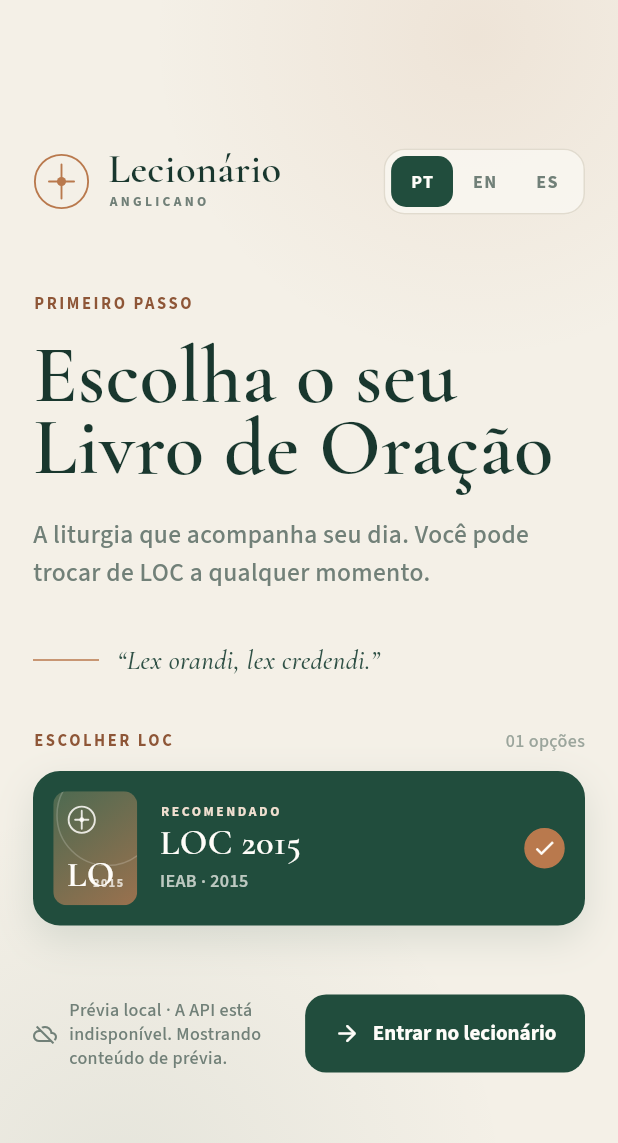
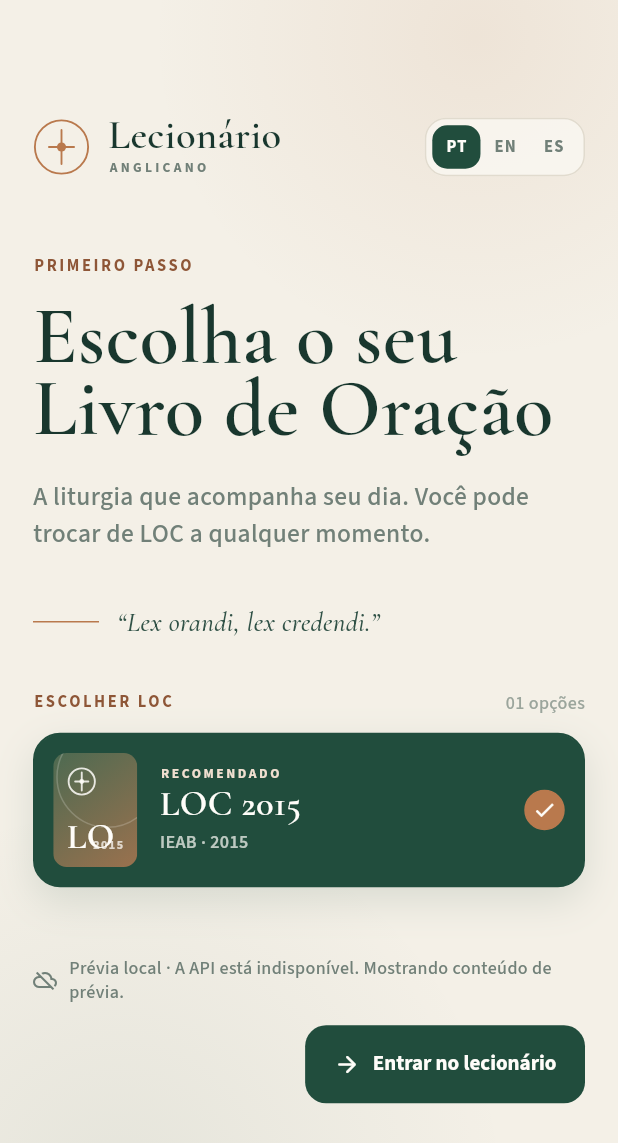
Before and after one commit to dodopok/lecionario-anglicano-app, a Flutter app: the screen it shows after launch, on a phone screen of 412 x 824 dp. Shown: the top 1143 px of the screen. Run offline on Flutter 3.47's test engine with Material 3 defaults, Android fonts, the phone set to English and light mode, and no system bars; our stand-ins replace google_fonts, shared_preferences; network calls fail.

Commit message:
fix: make onboarding responsive and tested

```diff
--- a/lib/presentation/screens/loc_selection_screen.dart
+++ b/lib/presentation/screens/loc_selection_screen.dart
@@ -125,20 +125,28 @@
 
   @override
   Widget build(BuildContext context) {
+    return LayoutBuilder(
+      builder: (context, constraints) {
+        final compact = constraints.maxWidth < 520;
         return Row(
           children: [
             const SacredMark(size: 38),
             const SizedBox(width: 12),
-        Column(
+            Expanded(
+              child: Column(
                 crossAxisAlignment: CrossAxisAlignment.start,
                 children: [
                   Text(
                     copy.brand,
+                    maxLines: 1,
+                    overflow: TextOverflow.ellipsis,
                     style: AppTypography.display(size: 27, height: .85),
                   ),
                   const SizedBox(height: 4),
                   Text(
                     copy.brandSubline,
+                    maxLines: 1,
+                    overflow: TextOverflow.ellipsis,
                     style: AppTypography.ui(
                       size: 9,
                       weight: FontWeight.w700,
@@ -148,12 +156,16 @@
                   ),
                 ],
               ),
-        const Spacer(),
+            ),
+            const SizedBox(width: 10),
             LanguageSwitcher(
               selected: controller.locale,
               onChanged: controller.setLanguage,
+              compact: compact,
             ),
           ],
+        );
+      },
     );
   }
 }
@@ -384,12 +396,10 @@
 
   @override
   Widget build(BuildContext context) {
-    return Row(
-      crossAxisAlignment: CrossAxisAlignment.center,
-      children: [
-        if (demoMode)
-          Expanded(
-            child: Row(
+    return LayoutBuilder(
+      builder: (context, constraints) {
+        final note = demoMode
+            ? Row(
                 children: [
                   const Icon(
                     Icons.cloud_off_outlined,
@@ -404,17 +414,12 @@
                     ),
                   ),
                 ],
-            ),
               )
-        else
-          Expanded(
-            child: Text(
+            : Text(
                 'Você poderá alterar essa escolha depois.',
                 style: AppTypography.ui(size: 12, color: AppColors.muted),
-            ),
-          ),
-        const SizedBox(width: 18),
-        FilledButton.icon(
+              );
+        final button = FilledButton.icon(
           onPressed: onContinue,
           icon: const Icon(Icons.arrow_forward_rounded, size: 18),
           label: Text(copy.continueLabel),
@@ -427,8 +432,28 @@
             ),
             textStyle: AppTypography.ui(size: 14, weight: FontWeight.w700),
           ),
-        ),
+        );
+
+        if (constraints.maxWidth < 620) {
+          return Column(
+            crossAxisAlignment: CrossAxisAlignment.stretch,
+            children: [
+              note,
+              const SizedBox(height: 14),
+              Align(alignment: Alignment.centerRight, child: button),
             ],
+          );
+        }
+
+        return Row(
+          crossAxisAlignment: CrossAxisAlignment.center,
+          children: [
+            Expanded(child: note),
+            const SizedBox(width: 18),
+            button,
+          ],
+        );
+      },
     );
   }
 }
```
Also changed, not shown: 2 other files. Lines whose indentation alone changed are shown as unchanged.
